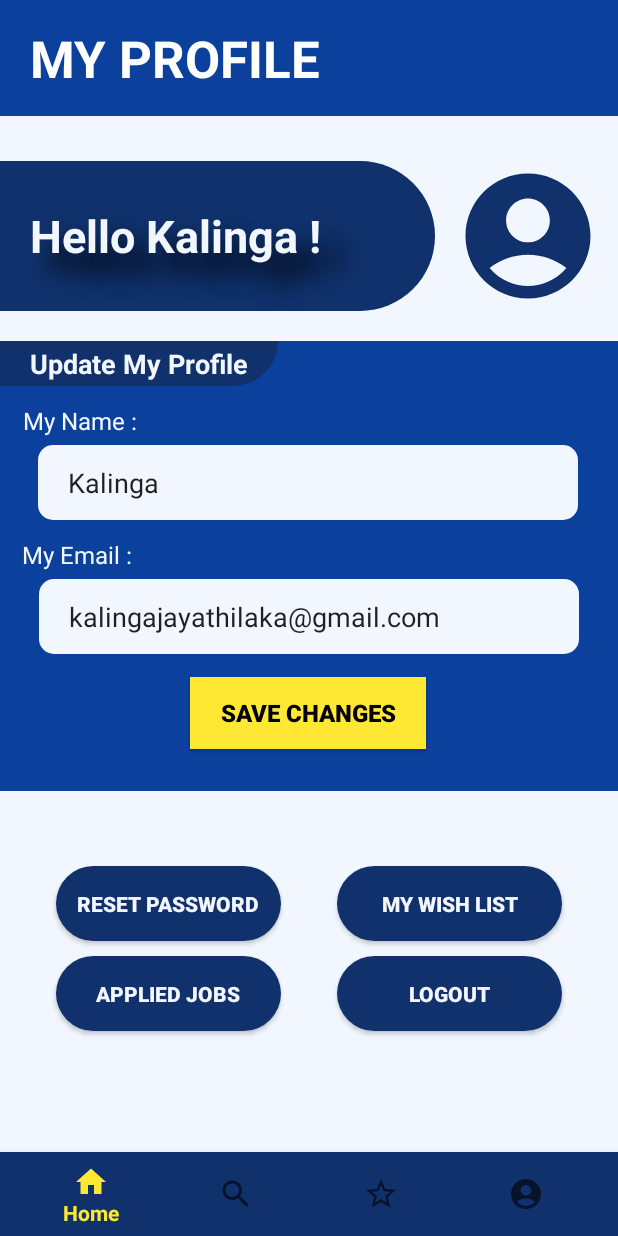
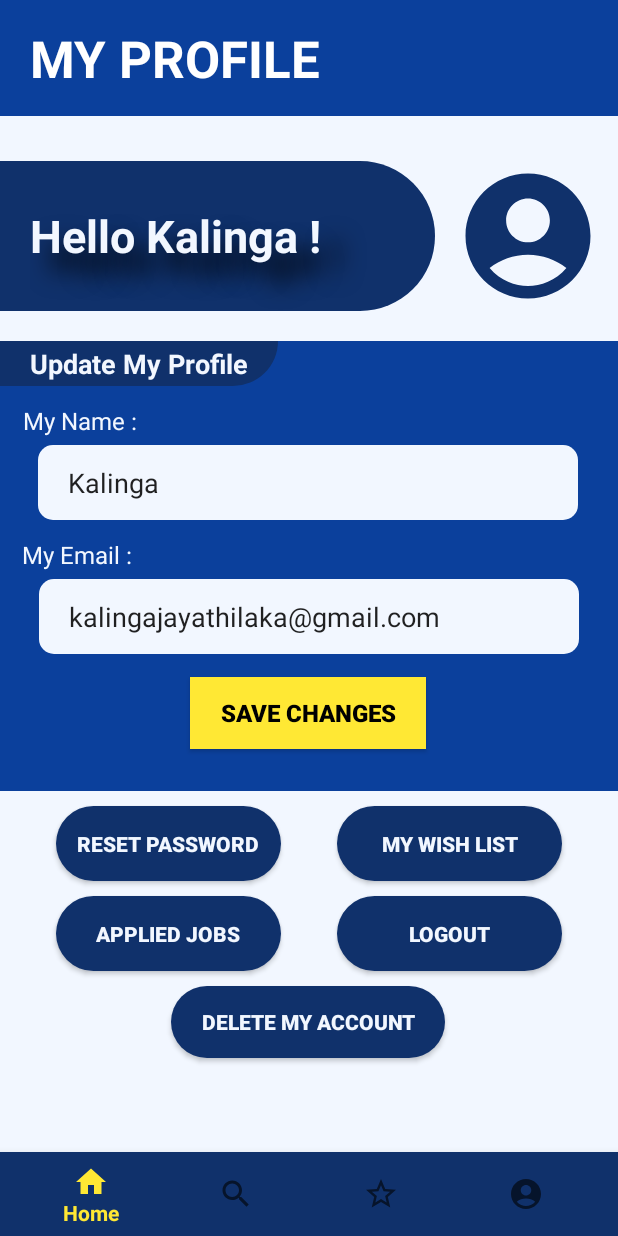
Before and after one commit to IT21252990/Job_Clique, an Android app: the fragment Profile placed in its activity, on a phone screen of 412 x 824 dp. Run offline under Robolectric (Android 15) with nearby library versions, the light colour scheme and no system bars.

Commit message:
kali commited

```diff
--- a/app/src/main/res/layout/fragment_profile.xml
+++ b/app/src/main/res/layout/fragment_profile.xml
@@ -177,7 +177,7 @@
         android:id="@+id/button11"
         android:layout_width="@dimen/profileNavigateBtnWidth"
         android:layout_height="@dimen/profileNagigateBtnHeight"
-        android:layout_marginTop="50dp"
+        android:layout_marginTop="10dp"
         android:background="@drawable/round_profile_navigation_btn"
         android:text="@string/btnProfileWistList"
         android:textColor="@color/lightBlue"
@@ -213,4 +213,20 @@
         app:layout_constraintStart_toEndOf="@+id/button12"
         app:layout_constraintTop_toBottomOf="@+id/button11" />
 
+    <Button
+        android:id="@+id/button15"
+        android:layout_width="wrap_content"
+        android:layout_height="wrap_content"
+        android:layout_marginTop="10dp"
+        android:background="@drawable/round_profile_navigation_btn"
+        android:paddingLeft="@dimen/myPadding"
+        android:paddingRight="@dimen/myPadding"
+        android:text="@string/profileDlt"
+        android:textColor="@color/lightBlue"
+        android:textStyle="bold"
+        app:layout_constraintEnd_toEndOf="parent"
+        app:layout_constraintHorizontal_bias="0.497"
+        app:layout_constraintStart_toStartOf="parent"
+        app:layout_constraintTop_toBottomOf="@+id/button12" />
+
 </androidx.constraintlayout.widget.ConstraintLayout>
--- a/app/src/main/res/values/strings.xml
+++ b/app/src/main/res/values/strings.xml
@@ -79,5 +79,6 @@
     <string name="ConfirmPwHint">Enter Confirm Password Here</string>
     <string name="btnResetPw">Reset Password</string>
     <string name="btnResetPwCancel">Cancel</string>
+    <string name="profileDlt">Delete My Account</string>
 
 </resources>
```
